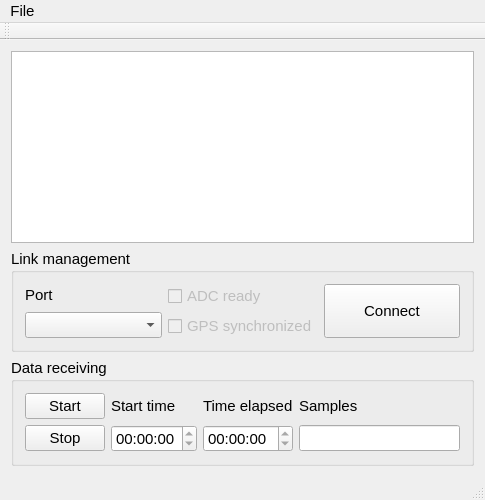
Qt form mainwindow.ui (NIA/seismoreg) before a commit.
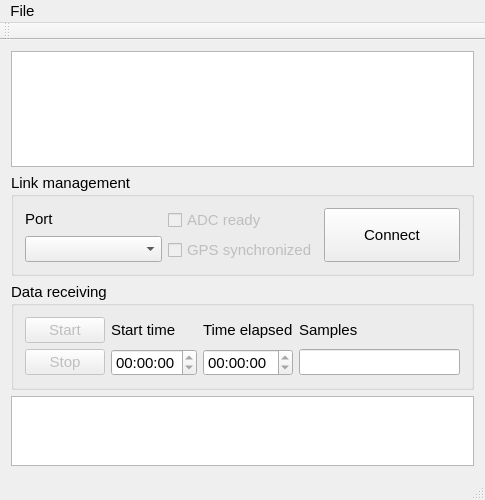
The same form after that commit.

Diff of the .ui file:
```diff
--- a/mainwindow.ui
+++ b/mainwindow.ui
@@ -21,7 +21,7 @@
   <widget class="QWidget" name="centralWidget">
    <layout class="QVBoxLayout" name="verticalLayout_2">
     <item>
-     <widget class="QTableView" name="dataView"/>
+     <widget class="QListWidget" name="dataView"/>
     </item>
     <item>
      <widget class="QGroupBox" name="linkGroup">
@@ -87,6 +87,9 @@
       <layout class="QGridLayout" name="gridLayout_2">
        <item row="0" column="0">
         <widget class="QPushButton" name="startBtn">
+         <property name="enabled">
+          <bool>false</bool>
+         </property>
          <property name="text">
           <string>Start</string>
          </property>
@@ -115,6 +118,9 @@
        </item>
        <item row="1" column="0">
         <widget class="QPushButton" name="stopBtn">
+         <property name="enabled">
+          <bool>false</bool>
+         </property>
          <property name="text">
           <string>Stop</string>
          </property>
@@ -144,6 +150,22 @@
       </layout>
      </widget>
     </item>
+    <item>
+     <widget class="QPlainTextEdit" name="logView">
+      <property name="maximumSize">
+       <size>
+        <width>16777215</width>
+        <height>75</height>
+       </size>
+      </property>
+      <property name="font">
+       <font>
+        <family>Courier New</family>
+        <pointsize>8</pointsize>
+       </font>
+      </property>
+     </widget>
+    </item>
    </layout>
   </widget>
   <widget class="QMenuBar" name="menuBar">
```
Left out of the diff: 2 changed lines with no effect on the pictures.
